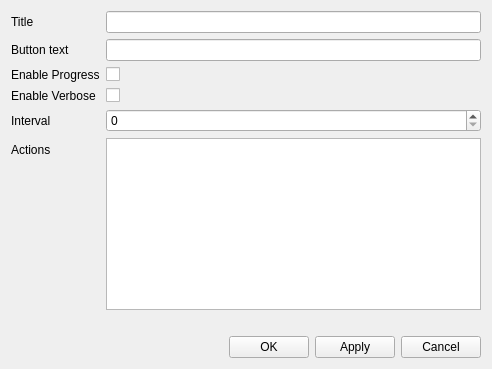
This is CustomAction/settingsdialog.ui in pr4u4t/automatron3000 as Qt 5 draws it before an edit. The edited form follows.
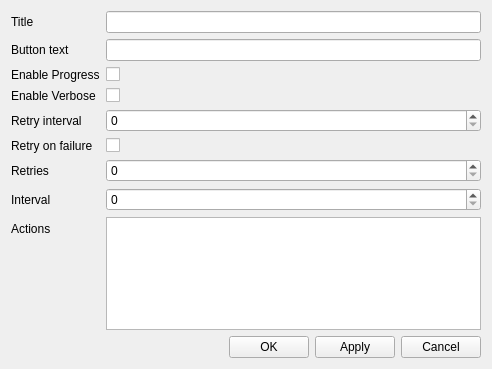
This is the edited form. Custom widgets are drawn as their Qt base class.

The edit to the form file:
```diff
--- a/CustomAction/settingsdialog.ui
+++ b/CustomAction/settingsdialog.ui
@@ -16,7 +16,7 @@
   <layout class="QVBoxLayout" name="verticalLayout">
    <item>
     <layout class="QFormLayout" name="formLayout">
-     <item row="5" column="0">
+     <item row="9" column="0">
       <widget class="QLabel" name="label_2">
        <property name="text">
         <string>Actions</string>
@@ -40,7 +40,7 @@
        </property>
       </widget>
      </item>
-     <item row="5" column="1">
+     <item row="9" column="1">
       <widget class="QTableView" name="tableView"/>
      </item>
      <item row="1" column="1">
@@ -74,31 +74,64 @@
        </property>
       </widget>
      </item>
-     <item row="4" column="0">
+     <item row="8" column="0">
       <widget class="QLabel" name="label_6">
        <property name="text">
         <string>Interval</string>
        </property>
       </widget>
      </item>
-     <item row="4" column="1">
-      <widget class="QSpinBox" name="intervalSpin"/>
+     <item row="8" column="1">
+      <widget class="QSpinBox" name="intervalSpin">
+       <property name="maximum">
+        <number>3000</number>
+       </property>
+      </widget>
+     </item>
+     <item row="6" column="0">
+      <widget class="QLabel" name="label_7">
+       <property name="text">
+        <string>Retry on failure</string>
+       </property>
+      </widget>
+     </item>
+     <item row="6" column="1">
+      <widget class="QCheckBox" name="retryOnFailure">
+       <property name="text">
+        <string/>
+       </property>
+      </widget>
+     </item>
+     <item row="7" column="0">
+      <widget class="QLabel" name="label_8">
+       <property name="text">
+        <string>Retries</string>
+       </property>
+      </widget>
+     </item>
+     <item row="7" column="1">
+      <widget class="QSpinBox" name="retries">
+       <property name="maximum">
+        <number>5</number>
+       </property>
+      </widget>
+     </item>
+     <item row="5" column="0">
+      <widget class="QLabel" name="label_9">
+       <property name="text">
+        <string>Retry interval</string>
+       </property>
+      </widget>
+     </item>
+     <item row="5" column="1">
+      <widget class="QSpinBox" name="retryInterval">
+       <property name="maximum">
+        <number>5000</number>
+       </property>
+      </widget>
      </item>
     </layout>
    </item>
-   <item>
-    <spacer name="verticalSpacer">
-     <property name="orientation">
-      <enum>Qt::Vertical</enum>
-     </property>
-     <property name="sizeHint" stdset="0">
-      <size>
-       <width>20</width>
-       <height>40</height>
-      </size>
-     </property>
-    </spacer>
-   </item>
    <item>
     <layout class="QHBoxLayout" name="horizontalLayout">
      <item>
```
Left out of the diff: 2 changed lines with no effect on the pictures.
